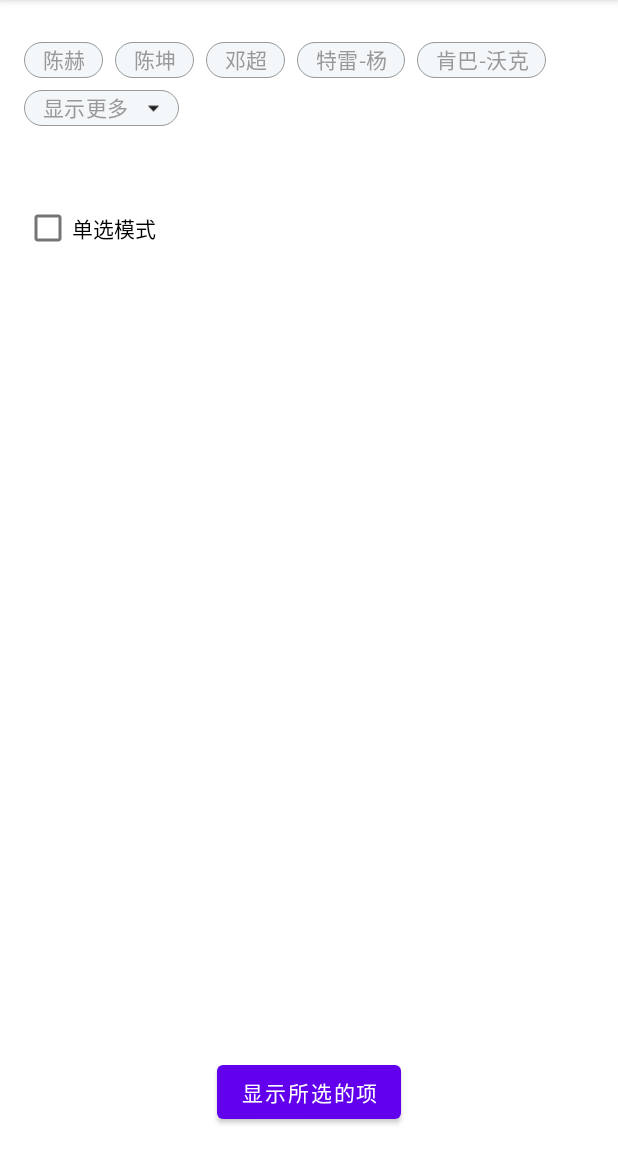
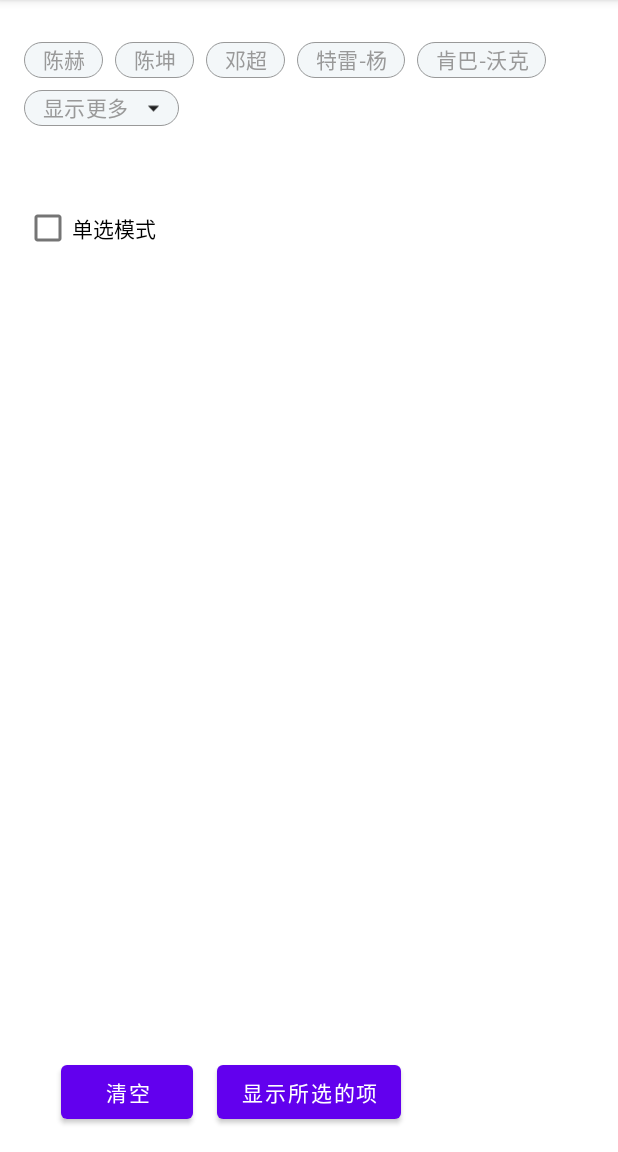
Before and after one commit to xm3366336/PLChipGroup, an Android app: the screen it shows after launch (MainActivity), on a phone screen of 412 x 824 dp, the part 84-1236 px from its top. Run offline under Robolectric (Android 15) with nearby library versions, the phone set to English and light mode, and no system bars.

```diff
--- a/PLChipGroup/src/main/java/com/pengl/PLChipGroup.java
+++ b/PLChipGroup/src/main/java/com/pengl/PLChipGroup.java
@@ -9,6 +9,7 @@ import android.util.TypedValue;
 import android.view.View;
 import android.view.ViewGroup;
 import android.widget.CompoundButton;
+import android.widget.FrameLayout;
 
 import com.google.android.material.chip.Chip;
 import com.google.android.material.chip.ChipDrawable;
@@ -20,16 +21,16 @@ import java.util.ArrayList;
 import java.util.HashMap;
 import java.util.LinkedHashSet;
 import java.util.List;
+import java.util.Map;
 
 import androidx.annotation.ColorRes;
 import androidx.annotation.Dimension;
 import androidx.constraintlayout.widget.ConstraintLayout;
 
-public class PLChipGroup extends ConstraintLayout {
+public class PLChipGroup extends FrameLayout {
 
     private final String TAG = PLChipGroup.class.getSimpleName();
 
-    private Context mContext;
     private ChipGroup mChipGroup;
     private OnChipCheckListener mOnChipCheckListener;
 
@@ -72,28 +73,25 @@ public class PLChipGroup extends ConstraintLayout {
 
     public PLChipGroup(Context context) {
         super(context);
-        this.mContext = context;
         init(null);
     }
 
     public PLChipGroup(Context context, AttributeSet attrs) {
         super(context, attrs);
-        this.mContext = context;
         init(attrs);
     }
 
     public PLChipGroup(Context context, AttributeSet attrs, int defStyleAttr) {
         super(context, attrs, defStyleAttr);
-        this.mContext = context;
         init(attrs);
     }
 
     public void init(AttributeSet attrs) {
-        View.inflate(mContext, R.layout.pl_view_chipgroup, this);
-        mChipGroup = findViewById(R.id.mChipGroup);
+        mChipGroup = new ChipGroup(getContext());
+        addView(mChipGroup, new LayoutParams(LayoutParams.MATCH_PARENT, LayoutParams.WRAP_CONTENT));
 
-        if (null != attrs && null != mContext) {
-            TypedArray a = mContext.obtainStyledAttributes(attrs, R.styleable.PLChipGroup);
+        if (null != attrs && null != getContext()) {
+            TypedArray a = getContext().obtainStyledAttributes(attrs, R.styleable.PLChipGroup);
 
             setChipHeight(a.getDimensionPixelSize(R.styleable.PLChipGroup_plcg_height, dp2px(24)));
             setChipSpacingHorizontal(a.getDimensionPixelOffset(R.styleable.PLChipGroup_chipSpacingHorizontal, 0));
@@ -136,6 +134,11 @@ public class PLChipGroup extends ConstraintLayout {
         mChipGroup.setSingleLine(singleLine);
     }
 
+    /**
+     * 设置选择模式
+     *
+     * @param singleSelection true单选模式，false多选模式
+     */
     public void setSingleSelection(boolean singleSelection) {
         mChipGroup.setSingleSelection(singleSelection);
     }
@@ -229,6 +232,22 @@ public class PLChipGroup extends ConstraintLayout {
     }
 
     /**
+     * 清空所有选项
+     */
+    public void cleanChoose() {
+        if (null == Chips) {
+            return;
+        }
+
+        for (Map.Entry<Integer, Chip> entry : Chips.entrySet()) {
+            setChipStatus(entry.getValue(), false);
+        }
+
+        checkIds = new LinkedHashSet<>();
+        mChipGroup.clearCheck();
+    }
+
+    /**
      * 点击Chip的监听
      *
      * @param mOnChipCheckListener 监听
@@ -299,8 +318,8 @@ public class PLChipGroup extends ConstraintLayout {
      * @return Chip
      */
     private Chip createChip(final int id, final String text) {
-        final Chip mChip = new Chip(mContext);
-        ChipDrawable chipDrawable = ChipDrawable.createFromAttributes(mContext, null, 0, R.style.Widget_MaterialComponents_Chip_Choice);
+        final Chip mChip = new Chip(getContext());
+        ChipDrawable chipDrawable = ChipDrawable.createFromAttributes(getContext(), null, 0, R.style.Widget_MaterialComponents_Chip_Choice);
         mChip.setChipDrawable(chipDrawable);
 
         mChip.setId(id);// id以位置记录
@@ -317,38 +336,16 @@ public class PLChipGroup extends ConstraintLayout {
         if (id == _def_shrink_id) {
             mChip.setCloseIconVisible(true);
             mChip.setCloseIconResource(R.drawable.ic_arrow_drop_down_24dp);
-            mChip.setOnClickListener(new OnClickListener() {
-                @Override
-                public void onClick(View view) {
-                    showExpand();
-                }
-            });
-            mChip.setOnCloseIconClickListener(new OnClickListener() {
-                @Override
-                public void onClick(View view) {
-                    showExpand();
-                }
-            });
+            mChip.setOnClickListener(view -> showExpand());
+            mChip.setOnCloseIconClickListener(view -> showExpand());
         } else if (id == _def_expand_id) {
             mChip.setCloseIconVisible(true);
             mChip.setCloseIconResource(R.drawable.ic_arrow_drop_up_24dp);
-            mChip.setOnClickListener(new OnClickListener() {
-                @Override
-                public void onClick(View view) {
-                    showShrink();
-                }
-            });
-            mChip.setOnCloseIconClickListener(new OnClickListener() {
-                @Override
-                public void onClick(View view) {
-                    showShrink();
-                }
-            });
+            mChip.setOnClickListener(view -> showShrink());
+            mChip.setOnCloseIconClickListener(view -> showShrink());
         } else {
             if (isSingleSelection()) {
-                mChip.setOnClickListener(new OnClickListener() {
-                    @Override
-                    public void onClick(View view) {
+                mChip.setOnClickListener(view -> {
                     if (null != checkIds && checkIds.size() >= 1) {
                         for (int old_id : checkIds) {
                             if (Chips.containsKey(old_id)) {
@@ -366,12 +363,9 @@ public class PLChipGroup extends ConstraintLayout {
 
                     if (null != mOnChipCheckListener)
                         mOnChipCheckListener.onClick(PLChipGroup.this, id, text);
-                    }
                 });
             } else {
-                mChip.setOnCheckedChangeListener(new CompoundButton.OnCheckedChangeListener() {
-                    @Override
-                    public void onCheckedChanged(CompoundButton compoundButton, boolean isCheck) {
+                mChip.setOnCheckedChangeListener((compoundButton, isCheck) -> {
                     if (null == checkIds) {
                         checkIds = new LinkedHashSet<>();
                     }
@@ -385,7 +379,6 @@ public class PLChipGroup extends ConstraintLayout {
                     }
 
                     setChipStatus(mChip, isCheck);
-                    }
                 });
             }
         }
--- a/PLChipGroup/src/main/res/layout/pl_view_chipgroup.xml
+++ /dev/null
@@ -1,15 +0,0 @@
-<?xml version="1.0" encoding="utf-8"?>
-<androidx.constraintlayout.widget.ConstraintLayout xmlns:android="http://schemas.android.com/apk/res/android"
-    xmlns:app="http://schemas.android.com/apk/res-auto"
-    android:layout_width="match_parent"
-    android:layout_height="wrap_content">
-
-    <com.google.android.material.chip.ChipGroup
-        android:id="@+id/mChipGroup"
-        android:layout_width="match_parent"
-        android:layout_height="wrap_content"
-        app:layout_constraintEnd_toEndOf="parent"
-        app:layout_constraintStart_toStartOf="parent"
-        app:layout_constraintTop_toTopOf="parent" />
-
-</androidx.constraintlayout.widget.ConstraintLayout>
--- a/app/src/main/java/com/pengl/demo/MainActivity.java
+++ b/app/src/main/java/com/pengl/demo/MainActivity.java
@@ -13,7 +13,11 @@ import androidx.appcompat.app.AppCompatActivity;
 
 public class MainActivity extends AppCompatActivity {
 
-    private String[] items = new String[]{"陈赫", "陈坤", "邓超", "特雷-杨", "肯巴-沃克", "吉安尼斯-安特托孔波", "西亚卡姆", "乔尔-恩比德", "杜淳", "冯绍峰", "韩庚", "胡歌", "何炅", "黄渤", "黄晓明", "贾乃亮", "李晨", "李易峰李易峰李易峰李易峰李易峰李易峰李易峰李易峰李易峰李易峰李易峰李易峰李易峰李易峰李易峰李易峰李易峰", "鹿晗", "井柏然", "刘烨", "陆毅"};
+    private final String[] items = new String[]{
+            "陈赫", "陈坤", "邓超", "特雷-杨", "肯巴-沃克", "吉安尼斯-安特托孔波", "西亚卡姆", "乔尔-恩比德",
+            "杜淳", "冯绍峰", "韩庚", "胡歌", "何炅", "黄渤", "黄晓明", "贾乃亮", "李晨",
+            "李易峰李易峰李易峰李易峰李易峰李易峰李易峰李易峰李易峰李易峰李易峰李易峰李易峰李易峰李易峰李易峰李易峰",
+            "鹿晗", "井柏然", "刘烨", "陆毅"};
 
     private PLChipGroup mPLChipGroup;
 
@@ -24,27 +28,18 @@ public class MainActivity extends AppCompatActivity {
 
         mPLChipGroup = findViewById(R.id.mPLChipGroup1);
         mPLChipGroup.setData(items);
-        mPLChipGroup.setOnChipCheckListener(new OnChipCheckListener() {
-            @Override
-            public void onClick(PLChipGroup view, int position, String text) {
-                Toast.makeText(MainActivity.this, position + "\n" + text, Toast.LENGTH_SHORT).show();
-            }
-        });
+        mPLChipGroup.setOnChipCheckListener((PLChipGroup view, int position, String text) ->
+                Toast.makeText(MainActivity.this, position + "\n" + text, Toast.LENGTH_SHORT).show());
         mPLChipGroup.show();
 
-        ((MaterialCheckBox) findViewById(R.id.mCheckBox_single)).setOnCheckedChangeListener(new CompoundButton.OnCheckedChangeListener() {
-            @Override
-            public void onCheckedChanged(CompoundButton compoundButton, boolean b) {
-                mPLChipGroup.setSingleSelection(b);
-                mPLChipGroup.show();
-            }
-        });
+        ((MaterialCheckBox) findViewById(R.id.mCheckBox_single)).setOnCheckedChangeListener(
+                (CompoundButton compoundButton, boolean b) -> {
+                    mPLChipGroup.setSingleSelection(b);
+                    mPLChipGroup.show();
+                });
 
-        findViewById(R.id.btn_show).setOnClickListener(new View.OnClickListener() {
-            @Override
-            public void onClick(View view) {
-                Toast.makeText(MainActivity.this, mPLChipGroup.getCheckedValuesToString(), Toast.LENGTH_LONG).show();
-            }
-        });
+        findViewById(R.id.btn_show).setOnClickListener(view -> Toast.makeText(MainActivity.this, mPLChipGroup.getCheckedValuesToString(), Toast.LENGTH_LONG).show());
+
+        findViewById(R.id.btn_clean).setOnClickListener(v -> mPLChipGroup.cleanChoose());
     }
 }
--- a/app/src/main/res/layout/activity_main.xml
+++ b/app/src/main/res/layout/activity_main.xml
@@ -43,4 +43,15 @@
         app:layout_constraintBottom_toBottomOf="parent"
         app:layout_constraintEnd_toEndOf="parent"
         app:layout_constraintStart_toStartOf="parent" />
+
+    <com.google.android.material.button.MaterialButton
+        android:id="@+id/btn_clean"
+        android:layout_width="wrap_content"
+        android:layout_height="wrap_content"
+        android:layout_marginEnd="16dip"
+        android:layout_marginBottom="16dip"
+        android:text="清空"
+        app:layout_constraintEnd_toStartOf="@id/btn_show"
+        app:layout_constraintTop_toTopOf="@id/btn_show" />
+
 </androidx.constraintlayout.widget.ConstraintLayout>
```
Also changed, not shown: PLChipGroup/bintrayUpload.gradle (deleted, +0 -120 lines), PLChipGroup/build.gradle (+8 -7 lines), app/build.gradle (+5 -5 lines), build.gradle (+7 -8 lines), gradle/wrapper/gradle-wrapper.properties. Lines whose indentation alone changed are shown as unchanged.
